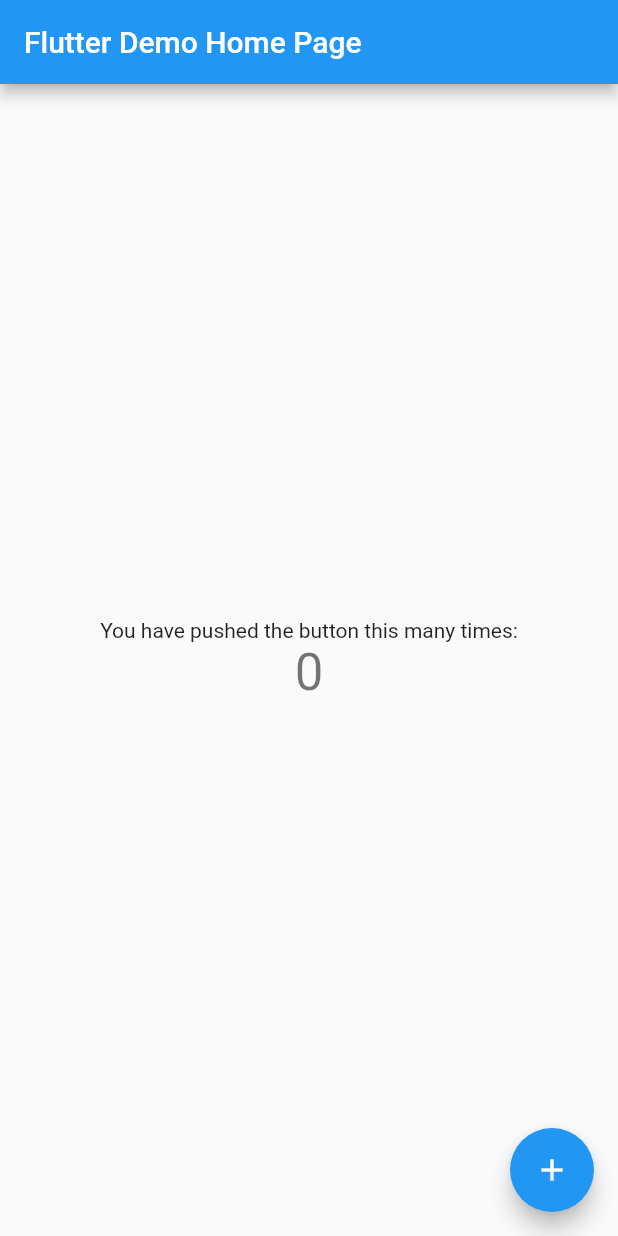
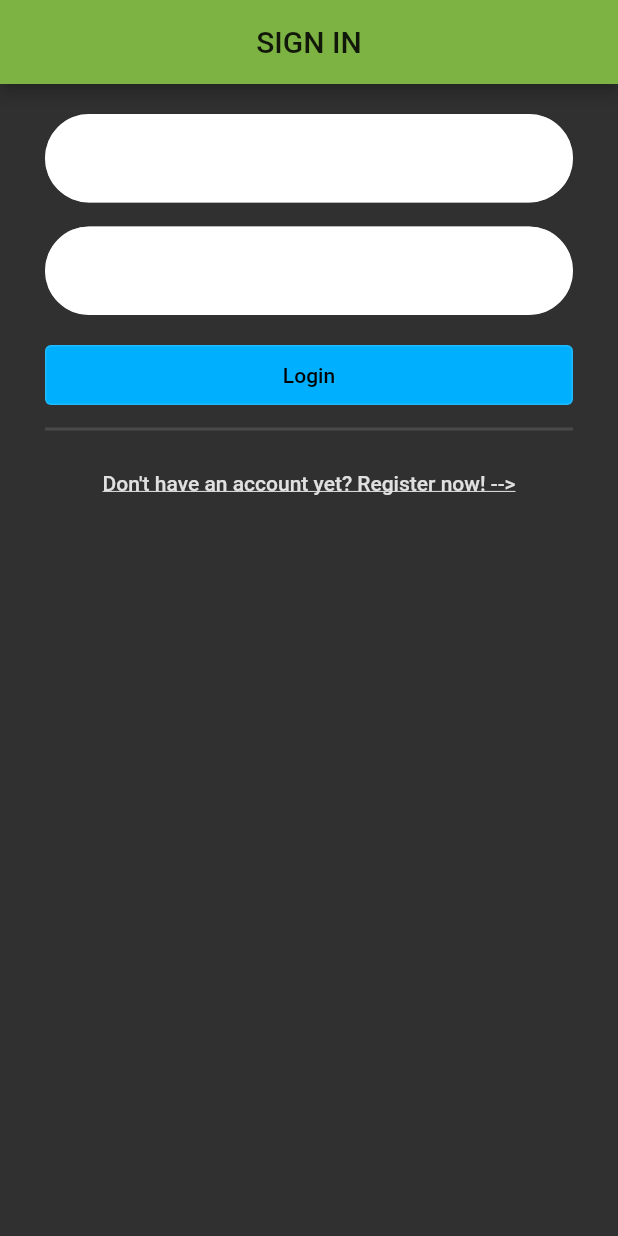
Before and after one commit to alperari/ProjectVirtualSize, a Flutter app: the screen it shows after launch, on a phone screen of 412 x 824 dp. Run offline on Flutter 3.47's test engine with Material 2 defaults, Android fonts, the phone set to English and light mode, and no system bars; our stand-ins replace cloud_firestore, email_validator, firebase_auth, firebase_core; accounts and stored records are empty; Roboto replaces fonts that are missing (Arial).

Commit message:
Working on auth

```diff
--- /dev/null
+++ b/lib/Auth/authenticate.dart
@@ -0,0 +1,25 @@
+import 'package:firebase_auth/firebase_auth.dart';
+import 'package:flutter/material.dart';
+import 'package:provider/provider.dart';
+import "package:virtual_size_app/Auth/signIn.dart";
+
+class Authenticate extends StatefulWidget {
+  @override
+  _AuthenticateState createState() => _AuthenticateState();
+}
+
+class _AuthenticateState extends State<Authenticate> {
+  @override
+  Widget build(BuildContext context) {
+
+    final user = Provider.of<User>(context);
+    print('User: $user');
+
+    if(user == null) {
+      return SignIn();
+    }
+    else {
+      return Container();//Home();
+    }
+  }
+}
--- /dev/null
+++ b/lib/Auth/signIn.dart
@@ -0,0 +1,189 @@
+import 'package:email_validator/email_validator.dart';
+import 'file:///D:/AndoidStudio_apps/virtual_size_app/lib/services/AuthService.dart';
+import "package:virtual_size_app/Auth/register.dart";
+import 'package:flutter/material.dart';
+
+class SignIn extends StatefulWidget {
+  @override
+  _SignInState createState() => _SignInState();
+}
+
+class _SignInState extends State<SignIn> {
+
+  final AuthService _auth = AuthService();
+
+  String mail;
+  String pass;
+  final _formKey = GlobalKey<FormState>();
+
+  @override
+  Widget build(BuildContext context) {
+    return Scaffold(
+      appBar: AppBar(
+        title: Text('SIGN IN'),
+        centerTitle: true,
+      ),
+      body: Container(
+        padding: EdgeInsets.symmetric(vertical: 20.0, horizontal: 30.0),
+        child: Column(
+          mainAxisAlignment: MainAxisAlignment.start,
+          children: [
+
+            Form(
+              key: _formKey,
+              child: Column(
+                children: [
+                  Row(
+                    children: [
+                      Expanded(
+                        flex: 1,
+                        child: TextFormField(
+                          decoration: InputDecoration(
+                            fillColor: Colors.white,
+                            filled: true,
+                            hintText: 'E-mail',
+                            //labelText: 'Username',
+                            border: OutlineInputBorder(
+                              borderSide: BorderSide(color: Colors.black),
+                              borderRadius: BorderRadius.all(Radius.circular(30.0)),
+                            ),
+                          ),
+                          keyboardType: TextInputType.emailAddress,
+
+                          validator: (value) {
+                            if(value.isEmpty) {
+                              return 'Please enter your e-mail';
+                            }
+                            if(!EmailValidator.validate(value)) {
+                              return 'The e-mail address is not valid';
+                            }
+                            return null;
+                          },
+                          onSaved: (String value) {
+                            mail = value;
+                          },
+                        ),
+                      ),
+                    ],
+                  ),
+
+                  SizedBox(height: 16.0,),
+
+
+                  Row(
+                    children: [
+                      Expanded(
+                        flex: 1,
+                        child: TextFormField(
+                          decoration: InputDecoration(
+                            fillColor: Colors.white,
+                            filled: true,
+                            hintText: 'Password',
+                            //labelText: 'Username',
+                            border: OutlineInputBorder(
+                              borderSide: BorderSide(color: Colors.black),
+                              borderRadius: BorderRadius.all(Radius.circular(30.0)),
+                            ),
+                          ),
+                          keyboardType: TextInputType.text,
+                          obscureText: true,
+                          enableSuggestions: false,
+                          autocorrect: false,
+
+                          validator: (value) {
+                            if(value.isEmpty) {
+                              return 'Please enter your password';
+                            }
+                            if(value.length < 8) {
+                              return 'Password must be at least 8 characters';
+                            }
+                            return null;
+                          },
+                          onSaved: (String value) {
+                            pass = value;
+                          },
+                        ),
+                      ),
+                    ],
+                  ),
+
+                  SizedBox(height: 16,),
+
+
+                  Row(
+                    crossAxisAlignment: CrossAxisAlignment.start,
+                    children: <Widget>[
+                      Expanded(
+                        flex: 1,
+                        child: OutlinedButton(
+                          onPressed: () async {
+
+                            if(_formKey.currentState.validate()) {
+                              _formKey.currentState.save();
+
+                              dynamic result = await _auth.signInWithEmailAndPassword(mail, pass);
+
+                              if(result == null) {
+                                print('Login failed');
+                              }
+                              else {
+                                print('User logged in');
+                              }
+
+                              ScaffoldMessenger.of(context)
+                                  .showSnackBar(SnackBar(content: Text('Logging in')));
+                            }
+
+                          },
+
+                          child: Padding(
+                            padding: const EdgeInsets.symmetric(vertical: 12.0),
+                            child: Text(
+                              'Login',
+                              style: TextStyle(
+                                color: Colors.black
+                              ),
+                            ),
+                          ),
+                          style: OutlinedButton.styleFrom(
+                            backgroundColor: Colors.lightBlueAccent[400],
+                          ),
+                        ),
+                      ),
+                    ],
+                  ),
+                ],
+              ),
+            ),
+
+            const Divider(
+              height: 24,
+              thickness: 2,
+            ),
+
+
+
+            Row(
+              children: [
+                Expanded(
+                  child: TextButton(
+                    child: Text(
+                      'Don\'t have an account yet? Register now! -->',
+                      style: TextStyle(
+                        decoration: TextDecoration.underline,
+                        color: Colors.grey[300]
+                      ),
+                    ),
+                    onPressed: () {
+                      Navigator.push(context, MaterialPageRoute(builder: (context) => Register()));
+                    },
+                  ),
+                ),
+              ],
+            )
+          ],
+        ),
+      ),
+    );
+  }
+}
--- a/lib/main.dart
+++ b/lib/main.dart
@@ -1,113 +1,76 @@
 import 'package:flutter/material.dart';
+import 'package:firebase_core/firebase_core.dart';
+import 'file:///D:/AndoidStudio_apps/virtual_size_app/lib/services/AuthService.dart';
+import "package:virtual_size_app/Auth/authenticate.dart";
+import "package:firebase_auth/firebase_auth.dart";
+import "package:provider/provider.dart";
 
 void main() {
-  runApp(MyApp());
+  WidgetsFlutterBinding.ensureInitialized();
+
+  runApp(
+    MaterialApp(
+      home: MyApp(),
+      theme: ThemeData(
+        // Define the default brightness and colors.
+        brightness: Brightness.dark,
+        primaryColor: Colors.lightGreen[600],
+        accentColor: Colors.cyan[600],
+
+        // Define the default font family.
+        fontFamily: 'Arial',
+
+        // Define the default TextTheme. Use this to specify the default
+        // text styling for headlines, titles, bodies of text, and more.
+        textTheme: TextTheme(
+          headline1: TextStyle(fontSize: 72.0, fontWeight: FontWeight.bold),
+          headline6: TextStyle(fontSize: 36.0, fontStyle: FontStyle.italic),
+        ),
+      ),
+    )
+  );
 }
 
-class MyApp extends StatelessWidget {
-  // This widget is the root of your application.
+
+class MyApp extends StatefulWidget {
+  @override
+  _MyAppState createState() => _MyAppState();
+}
+
+class _MyAppState extends State<MyApp> {
+
+  final Future<FirebaseApp> _initialization = Firebase.initializeApp();
+
   @override
   Widget build(BuildContext context) {
-    return MaterialApp(
-      title: 'Flutter Demo',
-      theme: ThemeData(
-        // This is the theme of your application.
-        //
-        // Try running your application with "flutter run". You'll see the
-        // application has a blue toolbar. Then, without quitting the app, try
-        // changing the primarySwatch below to Colors.green and then invoke
-        // "hot reload" (press "r" in the console where you ran "flutter run",
-        // or simply save your changes to "hot reload" in a Flutter IDE).
-        // Notice that the counter didn't reset back to zero; the application
-        // is not restarted.
-        primarySwatch: Colors.blue,
-      ),
-      home: MyHomePage(title: 'Flutter Demo Home Page'),
+    return FutureBuilder(
+      future: _initialization,
+      builder: (BuildContext, AsyncSnapshot snapshot){
+        if(snapshot.hasError){
+          print(snapshot.error);
+          return Scaffold(
+            body: Center(
+              child:
+                  Text("Error with connecting Firebase!"),
+              ),
+
+          );
+        }
+        else if(snapshot.connectionState == ConnectionState.waiting){
+          return Center(
+            child: Text("CONNECTING FIREBASE..."),
+          );
+        }
+        else if(snapshot.connectionState == ConnectionState.done){
+          print('Firebase connected');
+          return StreamProvider<User>.value(
+            value: AuthService().user,
+            child: Authenticate(),
+
+          );
+
+        }
+      },
     );
   }
 }
-
-class MyHomePage extends StatefulWidget {
-  MyHomePage({Key key, this.title}) : super(key: key);
-
-  // This widget is the home page of your application. It is stateful, meaning
-  // that it has a State object (defined below) that contains fields that affect
-  // how it looks.
-
-  // This class is the configuration for the state. It holds the values (in this
-  // case the title) provided by the parent (in this case the App widget) and
-  // used by the build method of the State. Fields in a Widget subclass are
-  // always marked "final".
-
-  final String title;
-
-  @override
-  _MyHomePageState createState() => _MyHomePageState();
-}
-
-class _MyHomePageState extends State<MyHomePage> {
-  int _counter = 0;
-
-  void _incrementCounter() {
-    setState(() {
-      // This call to setState tells the Flutter framework that something has
-      // changed in this State, which causes it to rerun the build method below
-      // so that the display can reflect the updated values. If we changed
-      // _counter without calling setState(), then the build method would not be
-      // called again, and so nothing would appear to happen.
-      _counter++;
-    });
-  }
-
-  @override
-  Widget build(BuildContext context) {
-    // This method is rerun every time setState is called, for instance as done
-    // by the _incrementCounter method above.
-    //
-    // The Flutter framework has been optimized to make rerunning build methods
-    // fast, so that you can just rebuild anything that needs updating rather
-    // than having to individually change instances of widgets.
-    return Scaffold(
-      appBar: AppBar(
-        // Here we take the value from the MyHomePage object that was created by
-        // the App.build method, and use it to set our appbar title.
-        title: Text(widget.title),
-      ),
-      body: Center(
-        // Center is a layout widget. It takes a single child and positions it
-        // in the middle of the parent.
-        child: Column(
-          // Column is also a layout widget. It takes a list of children and
-          // arranges them vertically. By default, it sizes itself to fit its
-          // children horizontally, and tries to be as tall as its parent.
-          //
-          // Invoke "debug painting" (press "p" in the console, choose the
-          // "Toggle Debug Paint" action from the Flutter Inspector in Android
-          // Studio, or the "Toggle Debug Paint" command in Visual Studio Code)
-          // to see the wireframe for each widget.
-          //
-          // Column has various properties to control how it sizes itself and
-          // how it positions its children. Here we use mainAxisAlignment to
-          // center the children vertically; the main axis here is the vertical
-          // axis because Columns are vertical (the cross axis would be
-          // horizontal).
-          mainAxisAlignment: MainAxisAlignment.center,
-          children: <Widget>[
-            Text(
-              'You have pushed the button this many times:',
-            ),
-            Text(
-              '$_counter',
-              style: Theme.of(context).textTheme.headline4,
-            ),
-          ],
-        ),
-      ),
-      floatingActionButton: FloatingActionButton(
-        onPressed: _incrementCounter,
-        tooltip: 'Increment',
-        child: Icon(Icons.add),
-      ), // This trailing comma makes auto-formatting nicer for build methods.
-    );
-  }
-}
--- /dev/null
+++ b/lib/models/user.dart
@@ -0,0 +1,5 @@
+class MyUser{
+  String email;
+  String fullname;
+  MyUser({this.email,this.fullname}){}
+}
--- /dev/null
+++ b/lib/services/AuthService.dart
@@ -0,0 +1,61 @@
+import 'package:firebase_auth/firebase_auth.dart';
+import 'package:flutter/cupertino.dart';
+import 'package:virtual_size_app/services/database.dart';
+
+class AuthService {
+
+  final FirebaseAuth _auth = FirebaseAuth.instance;
+
+  // create user obj based on firebase user
+  User _userFromFirebaseUser(User user) {
+    return user != null ? user : null;
+  }
+
+  //Auth Stream
+  Stream<User> get user {
+    return _auth.authStateChanges().map(_userFromFirebaseUser);
+  }
+
+
+
+// sign in with email and password
+  Future signInWithEmailAndPassword(String email, String password) async {
+    try {
+      UserCredential result = await _auth.signInWithEmailAndPassword(
+          email: email, password: password);
+      User user = result.user;
+      return _userFromFirebaseUser(user);
+    } catch (error) {
+      print(error.toString());
+      return null;
+    }
+  }
+
+
+
+// register with email and password
+  Future registerWithEmailAndPassword(String email, String password, String fullname) async {
+    try {
+      UserCredential result = await _auth.createUserWithEmailAndPassword(
+          email: email, password: password);
+      User user = result.user;
+
+      //Add user to firestore
+      await CreateUserInFirestore(_auth.currentUser.uid, email, fullname);
+      return _userFromFirebaseUser(user);
+    } catch (error) {
+      print(error.toString());
+      return null;
+    }
+  }
+
+// sign out
+  Future signOut() async {
+    try {
+      return await _auth.signOut();
+    } catch (error) {
+      print(error.toString());
+      return null;
+    }
+  }
+}
--- a/pubspec.yaml
+++ b/pubspec.yaml
@@ -35,6 +35,8 @@ dev_dependencies:
   firebase_core: ^1.3.0
   cloud_firestore: ^2.2.2
   firebase_auth: ^1.4.1
+  provider: ^5.0.0
+  email_validator: ^2.0.1
 # For information on the generic Dart part of this file, see the
 # following page: https://dart.dev/tools/pub/pubspec
 
```
Also changed, not shown: lib/Auth/register.dart (added, +251 -0 lines), lib/services/database.dart (added, +11 -0 lines), pubspec.lock, 3 other files.
